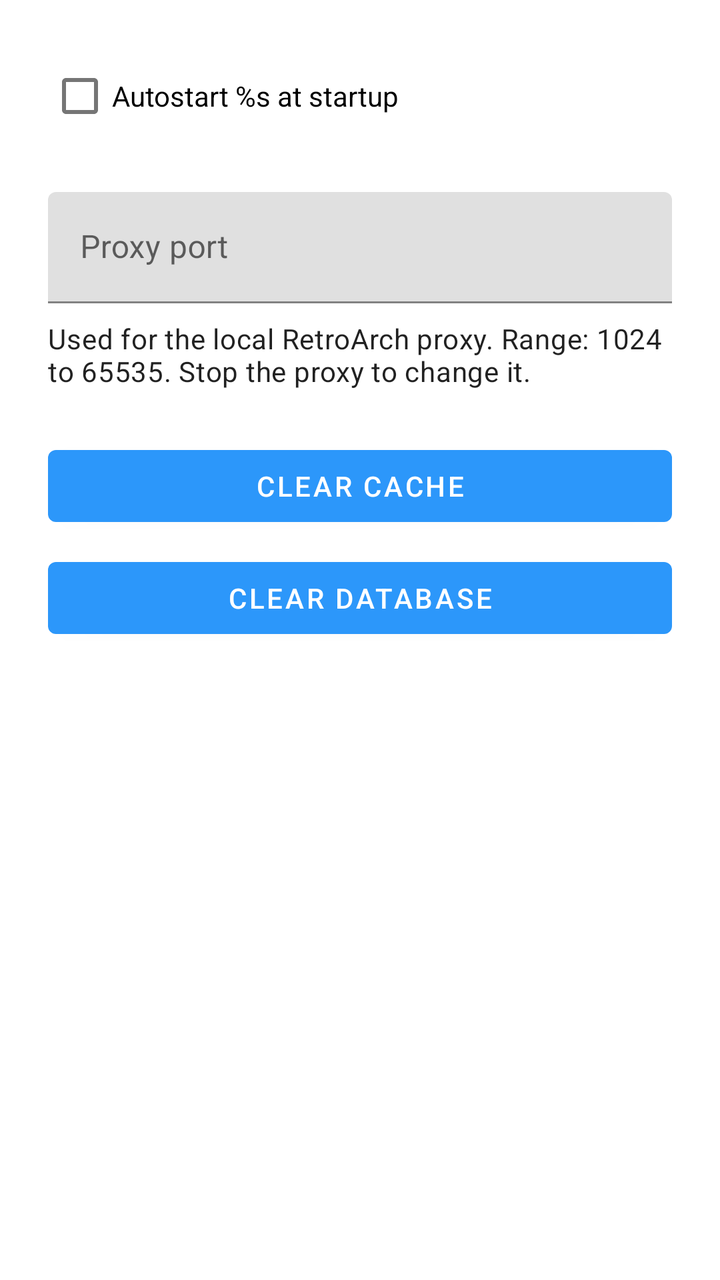
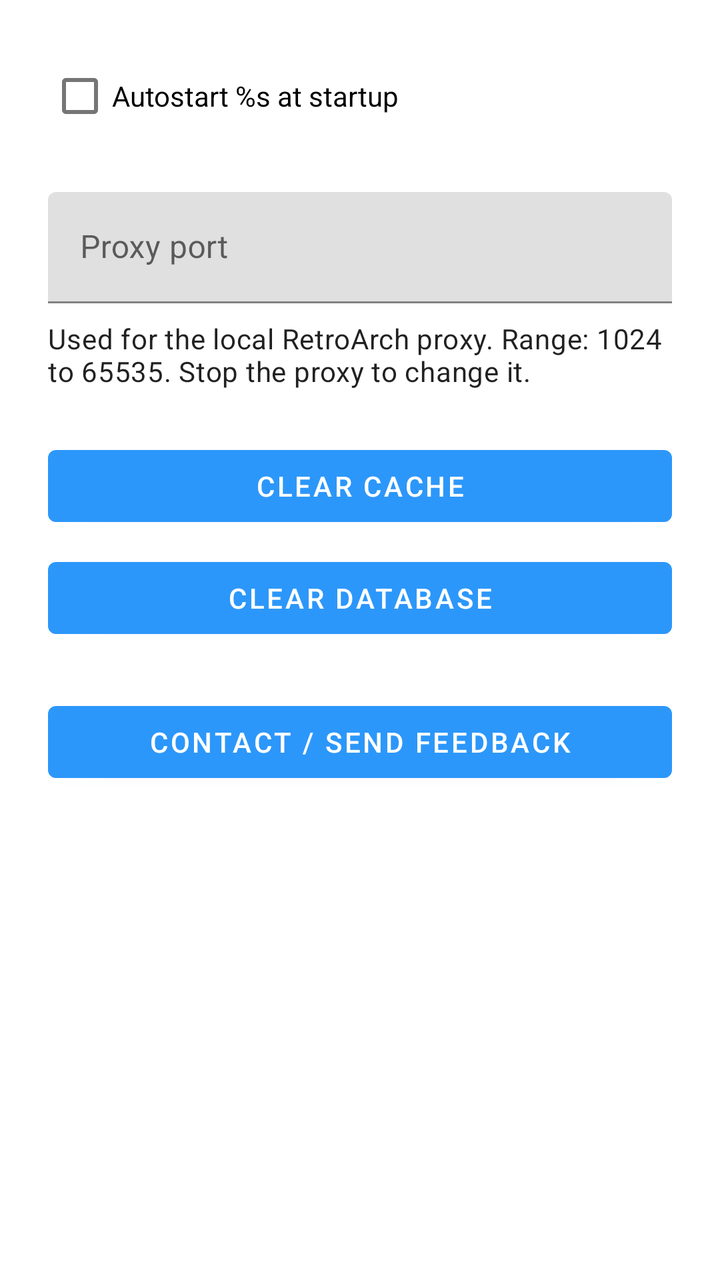

The first picture is an Android layout as it rendered before a commit; the second is the same layout after the commit. The layout source and the unified diff follow.
<!-- AndroidManifest.xml: application theme Theme.RAOfflineProxy -->
<!-- res/layout/fragment_settings.xml -->
<?xml version="1.0" encoding="utf-8"?>
<androidx.core.widget.NestedScrollView
    xmlns:android="http://schemas.android.com/apk/res/android"
    android:layout_width="match_parent"
    android:layout_height="match_parent">

    <LinearLayout
        android:layout_width="match_parent"
        android:layout_height="wrap_content"
        android:orientation="vertical"
        android:padding="24dp">

        <CheckBox
            android:id="@+id/cb_autostart_proxy"
            android:layout_width="wrap_content"
            android:layout_height="wrap_content"
            android:text="@string/setting_autostart_label" />

        <com.google.android.material.textfield.TextInputLayout
            android:id="@+id/input_proxy_port"
            android:layout_width="match_parent"
            android:layout_height="wrap_content"
            android:layout_marginTop="24dp"
            android:hint="@string/setting_proxy_port_label">

            <com.google.android.material.textfield.TextInputEditText
                android:id="@+id/et_proxy_port"
                android:layout_width="match_parent"
                android:layout_height="wrap_content"
                android:inputType="number"
                android:maxLength="5"
                android:singleLine="true" />

        </com.google.android.material.textfield.TextInputLayout>

        <TextView
            android:id="@+id/tv_proxy_port_hint"
            android:layout_width="match_parent"
            android:layout_height="wrap_content"
            android:layout_marginTop="8dp"
            android:text="@string/setting_proxy_port_hint"
            android:textAppearance="@style/TextAppearance.MaterialComponents.Body2" />

        <Button
            android:id="@+id/btn_clear_cache"
            android:layout_width="match_parent"
            android:layout_height="wrap_content"
            android:layout_marginTop="24dp"
            android:text="@string/btn_clear_cache" />

        <Button
            android:id="@+id/btn_clear_database"
            android:layout_width="match_parent"
            android:layout_height="wrap_content"
            android:layout_marginTop="8dp"
            android:text="@string/btn_clear_database" />

    </LinearLayout>

</androidx.core.widget.NestedScrollView>
<!-- resources referenced by this layout -->
<resources>
  <string name="btn_clear_cache">Clear Cache</string>
  <string name="btn_clear_database">Clear Database</string>
  <string name="setting_autostart_label">Autostart %s at startup</string>
  <string name="setting_proxy_port_hint">Used for the local RetroArch proxy. Range: 1024 to 65535. Stop the proxy to change it.</string>
  <string name="setting_proxy_port_label">Proxy port</string>
  <style name="Theme.RAOfflineProxy" parent="Theme.MaterialComponents.DayNight.DarkActionBar">
          <item name="colorPrimary">@color/primary</item>
          <item name="colorPrimaryVariant">@color/primary_dark</item>
          <item name="colorOnPrimary">@color/white</item>
          <item name="actionBarStyle">@style/Widget.RAOfflineProxy.ActionBar</item>
          <item name="snackbarTextViewStyle">@style/Widget.RAOfflineProxy.SnackbarText</item>
      </style>
  <color name="primary">#FF2C97FA</color>
  <color name="primary_dark">#FF1A7DD4</color>
  <color name="white">#FFFFFFFF</color>
  <style name="Widget.RAOfflineProxy.ActionBar" parent="Widget.MaterialComponents.ActionBar.Solid">
          <item name="titleTextStyle">@style/TextAppearance.RAOfflineProxy.ActionBar.Title</item>
      </style>
  <style name="Widget.RAOfflineProxy.SnackbarText" parent="Widget.MaterialComponents.Snackbar.TextView">
          <item name="android:textSize">12sp</item>
      </style>
  <style name="TextAppearance.RAOfflineProxy.ActionBar.Title" parent="TextAppearance.MaterialComponents.Headline6">
          <item name="android:textStyle">bold</item>
      </style>
</resources>

<!-- the commit's change to res/layout/fragment_settings.xml (unified diff, before → after) -->
@@ -55,6 +55,13 @@
             android:layout_marginTop="8dp"
             android:text="@string/btn_clear_database" />
 
+        <Button
+            android:id="@+id/btn_contact_feedback"
+            android:layout_width="match_parent"
+            android:layout_height="wrap_content"
+            android:layout_marginTop="24dp"
+            android:text="@string/btn_contact_feedback" />
+
     </LinearLayout>
 
 </androidx.core.widget.NestedScrollView>
<!-- resource entries referenced after the edit -->
@@ -2,6 +2,7 @@
 <resources>
   <string name="btn_clear_cache">Clear Cache</string>
   <string name="btn_clear_database">Clear Database</string>
+  <string name="btn_contact_feedback">Contact / Send Feedback</string>
   <string name="setting_autostart_label">Autostart %s at startup</string>
   <string name="setting_proxy_port_hint">Used for the local RetroArch proxy. Range: 1024 to 65535. Stop the proxy to change it.</string>
   <string name="setting_proxy_port_label">Proxy port</string>
